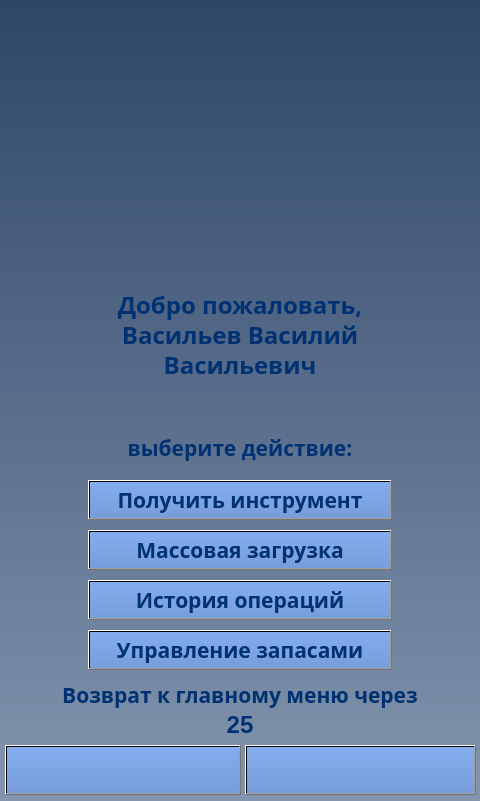
Old version of the form client/GUI/ui/screen_14_stockman.ui in the repository komrade2801/AutoSklad.
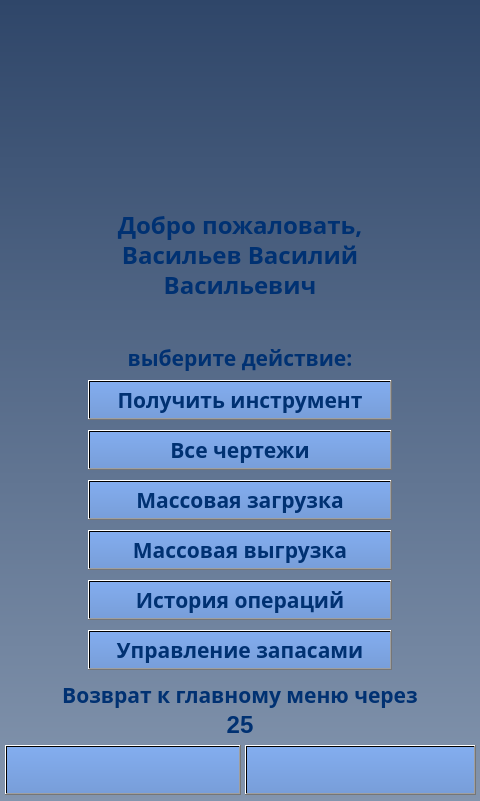
New version of the form. Icons and pictures are not drawn.

What changed in the file:
```diff
--- a/client/GUI/ui/screen_14_stockman.ui
+++ b/client/GUI/ui/screen_14_stockman.ui
@@ -20,7 +20,7 @@
    <property name="geometry">
     <rect>
      <x>95</x>
-     <y>290</y>
+     <y>210</y>
      <width>290</width>
      <height>30</height>
     </rect>
@@ -346,7 +346,7 @@
    <property name="geometry">
     <rect>
      <x>95</x>
-     <y>350</y>
+     <y>270</y>
      <width>290</width>
      <height>30</height>
     </rect>
@@ -998,7 +998,7 @@
    <property name="geometry">
     <rect>
      <x>95</x>
-     <y>320</y>
+     <y>240</y>
      <width>290</width>
      <height>30</height>
     </rect>
@@ -2307,7 +2307,7 @@
    <property name="geometry">
     <rect>
      <x>32</x>
-     <y>430</y>
+     <y>340</y>
      <width>416</width>
      <height>36</height>
     </rect>
@@ -2633,7 +2633,7 @@
    <property name="geometry">
     <rect>
      <x>88</x>
-     <y>530</y>
+     <y>480</y>
      <width>304</width>
      <height>40</height>
     </rect>
@@ -2962,7 +2962,7 @@
    <property name="geometry">
     <rect>
      <x>88</x>
-     <y>480</y>
+     <y>380</y>
      <width>304</width>
      <height>40</height>
     </rect>
@@ -3628,10 +3628,10 @@
   <widget class="QLabel" name="lbl_info_ico">
    <property name="geometry">
     <rect>
-     <x>95</x>
+     <x>125</x>
      <y>10</y>
-     <width>280</width>
-     <height>290</height>
+     <width>220</width>
+     <height>200</height>
     </rect>
    </property>
    <property name="styleSheet">
@@ -3988,6 +3988,664 @@
     </size>
    </property>
   </widget>
+  <widget class="QPushButton" name="btn_select_plan">
+   <property name="geometry">
+    <rect>
+     <x>88</x>
+     <y>430</y>
+     <width>304</width>
+     <height>40</height>
+    </rect>
+   </property>
+   <property name="palette">
+    <palette>
+     <active>
+      <colorrole role="WindowText">
+       <brush brushstyle="SolidPattern">
+        <color alpha="255">
+         <red>0</red>
+         <green>49</green>
+         <blue>114</blue>
+        </color>
+       </brush>
+      </colorrole>
+      <colorrole role="Button">
+       <brush brushstyle="LinearGradientPattern">
+        <gradient startx="0.500000000000000" starty="0.000000000000000" endx="0.500000000000000" endy="1.000000000000000" type="LinearGradient" spread="PadSpread" coordinatemode="ObjectBoundingMode">
+         <gradientstop position="0.000000000000000">
+          <color alpha="255">
+           <red>131</red>
+           <green>173</green>
+           <blue>239</blue>
+          </color>
+         </gradientstop>
+         <gradientstop position="1.000000000000000">
+          <color alpha="255">
+           <red>120</red>
+           <green>158</green>
+           <blue>217</blue>
+          </color>
+         </gradientstop>
+        </gradient>
+       </brush>
+      </colorrole>
+      <colorrole role="Text">
+       <brush brushstyle="SolidPattern">
+        <color alpha="255">
+         <red>0</red>
+         <green>49</green>
+         <blue>114</blue>
+        </color>
+       </brush>
+      </colorrole>
+      <colorrole role="ButtonText">
+       <brush brushstyle="SolidPattern">
+        <color alpha="255">
+         <red>0</red>
+         <green>49</green>
+         <blue>114</blue>
+        </color>
+       </brush>
+      </colorrole>
+      <colorrole role="Base">
+       <brush brushstyle="LinearGradientPattern">
+        <gradient startx="0.500000000000000" starty="0.000000000000000" endx="0.500000000000000" endy="1.000000000000000" type="LinearGradient" spread="PadSpread" coordinatemode="ObjectBoundingMode">
+         <gradientstop position="0.000000000000000">
+          <color alpha="255">
+           <red>131</red>
+           <green>173</green>
+           <blue>239</blue>
+          </color>
+         </gradientstop>
+         <gradientstop position="1.000000000000000">
+          <color alpha="255">
+           <red>120</red>
+           <green>158</green>
+           <blue>217</blue>
+          </color>
+         </gradientstop>
+        </gradient>
+       </brush>
+      </colorrole>
+      <colorrole role="Window">
+       <brush brushstyle="LinearGradientPattern">
+        <gradient startx="0.500000000000000" starty="0.000000000000000" endx="0.500000000000000" endy="1.000000000000000" type="LinearGradient" spread="PadSpread" coordinatemode="ObjectBoundingMode">
+         <gradientstop position="0.000000000000000">
+          <color alpha="255">
+           <red>131</red>
+           <green>173</green>
+           <blue>239</blue>
+          </color>
+         </gradientstop>
+         <gradientstop position="1.000000000000000">
+          <color alpha="255">
+           <red>120</red>
+           <green>158</green>
+           <blue>217</blue>
+          </color>
+         </gradientstop>
+        </gradient>
+       </brush>
+      </colorrole>
+      <colorrole role="PlaceholderText">
+       <brush brushstyle="NoBrush">
+        <color alpha="128">
+         <red>0</red>
+         <green>49</green>
+         <blue>114</blue>
+        </color>
+       </brush>
+      </colorrole>
+     </active>
+     <inactive>
+      <colorrole role="WindowText">
+       <brush brushstyle="SolidPattern">
+        <color alpha="255">
+         <red>0</red>
+         <green>49</green>
+         <blue>114</blue>
+        </color>
+       </brush>
+      </colorrole>
+      <colorrole role="Button">
+       <brush brushstyle="LinearGradientPattern">
+        <gradient startx="0.500000000000000" starty="0.000000000000000" endx="0.500000000000000" endy="1.000000000000000" type="LinearGradient" spread="PadSpread" coordinatemode="ObjectBoundingMode">
+         <gradientstop position="0.000000000000000">
+          <color alpha="255">
+           <red>131</red>
+           <green>173</green>
+           <blue>239</blue>
+          </color>
+         </gradientstop>
+         <gradientstop position="1.000000000000000">
+          <color alpha="255">
+           <red>120</red>
+           <green>158</green>
+           <blue>217</blue>
+          </color>
+         </gradientstop>
+        </gradient>
+       </brush>
+      </colorrole>
+      <colorrole role="Text">
+       <brush brushstyle="SolidPattern">
+        <color alpha="255">
+         <red>0</red>
+         <green>49</green>
+         <blue>114</blue>
+        </color>
+       </brush>
+      </colorrole>
+      <colorrole role="ButtonText">
+       <brush brushstyle="SolidPattern">
+        <color alpha="255">
+         <red>0</red>
+         <green>49</green>
+         <blue>114</blue>
+        </color>
+       </brush>
+      </colorrole>
+      <colorrole role="Base">
+       <brush brushstyle="LinearGradientPattern">
+        <gradient startx="0.500000000000000" starty="0.000000000000000" endx="0.500000000000000" endy="1.000000000000000" type="LinearGradient" spread="PadSpread" coordinatemode="ObjectBoundingMode">
+         <gradientstop position="0.000000000000000">
+          <color alpha="255">
+           <red>131</red>
+           <green>173</green>
+           <blue>239</blue>
+          </color>
+         </gradientstop>
+         <gradientstop position="1.000000000000000">
+          <color alpha="255">
+           <red>120</red>
+           <green>158</green>
+           <blue>217</blue>
+          </color>
+         </gradientstop>
+        </gradient>
+       </brush>
+      </colorrole>
+      <colorrole role="Window">
+       <brush brushstyle="LinearGradientPattern">
+        <gradient startx="0.500000000000000" starty="0.000000000000000" endx="0.500000000000000" endy="1.000000000000000" type="LinearGradient" spread="PadSpread" coordinatemode="ObjectBoundingMode">
+         <gradientstop position="0.000000000000000">
+          <color alpha="255">
+           <red>131</red>
+           <green>173</green>
+           <blue>239</blue>
+          </color>
+         </gradientstop>
+         <gradientstop position="1.000000000000000">
+          <color alpha="255">
+           <red>120</red>
+           <green>158</green>
+           <blue>217</blue>
+          </color>
+         </gradientstop>
+        </gradient>
+       </brush>
+      </colorrole>
+      <colorrole role="PlaceholderText">
+       <brush brushstyle="NoBrush">
+        <color alpha="128">
+         <red>0</red>
+         <green>49</green>
+         <blue>114</blue>
+        </color>
+       </brush>
+      </colorrole>
+     </inactive>
+     <disabled>
+      <colorrole role="WindowText">
+       <brush brushstyle="SolidPattern">
+        <color alpha="255">
+         <red>0</red>
+         <green>49</green>
+         <blue>114</blue>
+        </color>
+       </brush>
+      </colorrole>
+      <colorrole role="Button">
+       <brush brushstyle="LinearGradientPattern">
+        <gradient startx="0.500000000000000" starty="0.000000000000000" endx="0.500000000000000" endy="1.000000000000000" type="LinearGradient" spread="PadSpread" coordinatemode="ObjectBoundingMode">
+         <gradientstop position="0.000000000000000">
+          <color alpha="255">
+           <red>131</red>
+           <green>173</green>
+           <blue>239</blue>
+          </color>
+         </gradientstop>
+         <gradientstop position="1.000000000000000">
+          <color alpha="255">
+           <red>120</red>
+           <green>158</green>
+           <blue>217</blue>
+          </color>
+         </gradientstop>
+        </gradient>
+       </brush>
+      </colorrole>
+      <colorrole role="Text">
+       <brush brushstyle="SolidPattern">
+        <color alpha="255">
+         <red>0</red>
+         <green>49</green>
+         <blue>114</blue>
+        </color>
+       </brush>
+      </colorrole>
+      <colorrole role="ButtonText">
+       <brush brushstyle="SolidPattern">
+        <color alpha="255">
+         <red>0</red>
+         <green>49</green>
+         <blue>114</blue>
+        </color>
+       </brush>
+      </colorrole>
+      <colorrole role="Base">
+       <brush brushstyle="LinearGradientPattern">
+        <gradient startx="0.500000000000000" starty="0.000000000000000" endx="0.500000000000000" endy="1.000000000000000" type="LinearGradient" spread="PadSpread" coordinatemode="ObjectBoundingMode">
+         <gradientstop position="0.000000000000000">
+          <color alpha="255">
+           <red>131</red>
+           <green>173</green>
+           <blue>239</blue>
+          </color>
+         </gradientstop>
+         <gradientstop position="1.000000000000000">
+          <color alpha="255">
+           <red>120</red>
+           <green>158</green>
+           <blue>217</blue>
+          </color>
+         </gradientstop>
+        </gradient>
+       </brush>
+      </colorrole>
+      <colorrole role="Window">
+       <brush brushstyle="LinearGradientPattern">
+        <gradient startx="0.500000000000000" starty="0.000000000000000" endx="0.500000000000000" endy="1.000000000000000" type="LinearGradient" spread="PadSpread" coordinatemode="ObjectBoundingMode">
+         <gradientstop position="0.000000000000000">
+          <color alpha="255">
+           <red>131</red>
+           <green>173</green>
+           <blue>239</blue>
+          </color>
+         </gradientstop>
+         <gradientstop position="1.000000000000000">
+          <color alpha="255">
+           <red>120</red>
+           <green>158</green>
+           <blue>217</blue>
+          </color>
+         </gradientstop>
+        </gradient>
+       </brush>
+      </colorrole>
+      <colorrole role="PlaceholderText">
+       <brush brushstyle="NoBrush">
+        <color alpha="128">
+         <red>0</red>
+         <green>49</green>
+         <blue>114</blue>
+        </color>
+       </brush>
+      </colorrole>
+     </disabled>
+    </palette>
+   </property>
+   <property name="font">
+    <font>
+     <family>Arial Black</family>
+     <pointsize>16</pointsize>
+     <weight>75</weight>
+     <bold>true</bold>
+    </font>
+   </property>
+   <property name="contextMenuPolicy">
+    <enum>Qt::DefaultContextMenu</enum>
+   </property>
+   <property name="layoutDirection">
+    <enum>Qt::LeftToRight</enum>
+   </property>
+   <property name="styleSheet">
+    <string notr="true">background-color: qlineargradient(spread:pad, x1:0.5, y1:0, x2:0.5, y2:1, stop:0 rgba(131, 173, 239, 255), stop:1 rgba(120, 158, 217, 255));
+color: rgb(0, 49, 114);</string>
+   </property>
+   <property name="text">
+    <string>Все чертежи</string>
+   </property>
+  </widget>
+  <widget class="QPushButton" name="btn_mass_drop">
+   <property name="geometry">
+    <rect>
+     <x>88</x>
+     <y>530</y>
+     <width>304</width>
+     <height>40</height>
+    </rect>
+   </property>
+   <property name="palette">
+    <palette>
+     <active>
+      <colorrole role="WindowText">
+       <brush brushstyle="SolidPattern">
+        <color alpha="255">
+         <red>0</red>
+         <green>49</green>
+         <blue>114</blue>
+        </color>
+       </brush>
+      </colorrole>
+      <colorrole role="Button">
+       <brush brushstyle="LinearGradientPattern">
+        <gradient startx="0.500000000000000" starty="0.000000000000000" endx="0.500000000000000" endy="1.000000000000000" type="LinearGradient" spread="PadSpread" coordinatemode="ObjectBoundingMode">
+         <gradientstop position="0.000000000000000">
+          <color alpha="255">
+           <red>131</red>
+           <green>173</green>
+           <blue>239</blue>
+          </color>
+         </gradientstop>
+         <gradientstop position="1.000000000000000">
+          <color alpha="255">
+           <red>120</red>
+           <green>158</green>
+           <blue>217</blue>
+          </color>
+         </gradientstop>
+        </gradient>
+       </brush>
+      </colorrole>
+      <colorrole role="Text">
+       <brush brushstyle="SolidPattern">
+        <color alpha="255">
+         <red>0</red>
+         <green>49</green>
+         <blue>114</blue>
+        </color>
+       </brush>
+      </colorrole>
+      <colorrole role="ButtonText">
+       <brush brushstyle="SolidPattern">
+        <color alpha="255">
+         <red>0</red>
+         <green>49</green>
+         <blue>114</blue>
+        </color>
+       </brush>
+      </colorrole>
+      <colorrole role="Base">
+       <brush brushstyle="LinearGradientPattern">
+        <gradient startx="0.500000000000000" starty="0.000000000000000" endx="0.500000000000000" endy="1.000000000000000" type="LinearGradient" spread="PadSpread" coordinatemode="ObjectBoundingMode">
+         <gradientstop position="0.000000000000000">
+          <color alpha="255">
+           <red>131</red>
+           <green>173</green>
+           <blue>239</blue>
+          </color>
+         </gradientstop>
+         <gradientstop position="1.000000000000000">
+          <color alpha="255">
+           <red>120</red>
+           <green>158</green>
+           <blue>217</blue>
+          </color>
+         </gradientstop>
+        </gradient>
+       </brush>
+      </colorrole>
+      <colorrole role="Window">
+       <brush brushstyle="LinearGradientPattern">
+        <gradient startx="0.500000000000000" starty="0.000000000000000" endx="0.500000000000000" endy="1.000000000000000" type="LinearGradient" spread="PadSpread" coordinatemode="ObjectBoundingMode">
+         <gradientstop position="0.000000000000000">
+          <color alpha="255">
+           <red>131</red>
+           <green>173</green>
+           <blue>239</blue>
+          </color>
+         </gradientstop>
+         <gradientstop position="1.000000000000000">
+          <color alpha="255">
+           <red>120</red>
+           <green>158</green>
+           <blue>217</blue>
+          </color>
+         </gradientstop>
+        </gradient>
+       </brush>
+      </colorrole>
+      <colorrole role="PlaceholderText">
+       <brush brushstyle="NoBrush">
+        <color alpha="128">
+         <red>0</red>
+         <green>49</green>
+         <blue>114</blue>
+        </color>
+       </brush>
+      </colorrole>
+     </active>
+     <inactive>
+      <colorrole role="WindowText">
+       <brush brushstyle="SolidPattern">
+        <color alpha="255">
+         <red>0</red>
+         <green>49</green>
+         <blue>114</blue>
+        </color>
+       </brush>
+      </colorrole>
+      <colorrole role="Button">
+       <brush brushstyle="LinearGradientPattern">
+        <gradient startx="0.500000000000000" starty="0.000000000000000" endx="0.500000000000000" endy="1.000000000000000" type="LinearGradient" spread="PadSpread" coordinatemode="ObjectBoundingMode">
+         <gradientstop position="0.000000000000000">
+          <color alpha="255">
+           <red>131</red>
+           <green>173</green>
+           <blue>239</blue>
+          </color>
+         </gradientstop>
+         <gradientstop position="1.000000000000000">
+          <color alpha="255">
+           <red>120</red>
+           <green>158</green>
+           <blue>217</blue>
+          </color>
+         </gradientstop>
+        </gradient>
+       </brush>
+      </colorrole>
+      <colorrole role="Text">
+       <brush brushstyle="SolidPattern">
+        <color alpha="255">
+         <red>0</red>
+         <green>49</green>
+         <blue>114</blue>
+        </color>
+       </brush>
+      </colorrole>
+      <colorrole role="ButtonText">
+       <brush brushstyle="SolidPattern">
+        <color alpha="255">
+         <red>0</red>
+         <green>49</green>
+         <blue>114</blue>
+        </color>
+       </brush>
+      </colorrole>
+      <colorrole role="Base">
+       <brush brushstyle="LinearGradientPattern">
+        <gradient startx="0.500000000000000" starty="0.000000000000000" endx="0.500000000000000" endy="1.000000000000000" type="LinearGradient" spread="PadSpread" coordinatemode="ObjectBoundingMode">
+         <gradientstop position="0.000000000000000">
+          <color alpha="255">
+           <red>131</red>
+           <green>173</green>
+           <blue>239</blue>
+          </color>
+         </gradientstop>
+         <gradientstop position="1.000000000000000">
+          <color alpha="255">
+           <red>120</red>
+           <green>158</green>
+           <blue>217</blue>
+          </color>
+         </gradientstop>
+        </gradient>
+       </brush>
+      </colorrole>
+      <colorrole role="Window">
+       <brush brushstyle="LinearGradientPattern">
+        <gradient startx="0.500000000000000" starty="0.000000000000000" endx="0.500000000000000" endy="1.000000000000000" type="LinearGradient" spread="PadSpread" coordinatemode="ObjectBoundingMode">
+         <gradientstop position="0.000000000000000">
+          <color alpha="255">
+           <red>131</red>
+           <green>173</green>
+           <blue>239</blue>
+          </color>
+         </gradientstop>
+         <gradientstop position="1.000000000000000">
+          <color alpha="255">
+           <red>120</red>
+           <green>158</green>
+           <blue>217</blue>
+          </color>
+         </gradientstop>
+        </gradient>
+       </brush>
+      </colorrole>
+      <colorrole role="PlaceholderText">
+       <brush brushstyle="NoBrush">
+        <color alpha="128">
+         <red>0</red>
+         <green>49</green>
+         <blue>114</blue>
+        </color>
+       </brush>
+      </colorrole>
+     </inactive>
+     <disabled>
+      <colorrole role="WindowText">
+       <brush brushstyle="SolidPattern">
+        <color alpha="255">
+         <red>0</red>
+         <green>49</green>
+         <blue>114</blue>
+        </color>
+       </brush>
+      </colorrole>
+      <colorrole role="Button">
+       <brush brushstyle="LinearGradientPattern">
+        <gradient startx="0.500000000000000" starty="0.000000000000000" endx="0.500000000000000" endy="1.000000000000000" type="LinearGradient" spread="PadSpread" coordinatemode="ObjectBoundingMode">
+         <gradientstop position="0.000000000000000">
+          <color alpha="255">
+           <red>131</red>
+           <green>173</green>
+           <blue>239</blue>
+          </color>
+         </gradientstop>
+         <gradientstop position="1.000000000000000">
+          <color alpha="255">
+           <red>120</red>
+           <green>158</green>
+           <blue>217</blue>
+          </color>
+         </gradientstop>
+        </gradient>
+       </brush>
+      </colorrole>
+      <colorrole role="Text">
+       <brush brushstyle="SolidPattern">
+        <color alpha="255">
+         <red>0</red>
+         <green>49</green>
+         <blue>114</blue>
+        </color>
+       </brush>
+      </colorrole>
+      <colorrole role="ButtonText">
+       <brush brushstyle="SolidPattern">
+        <color alpha="255">
+         <red>0</red>
+         <green>49</green>
+         <blue>114</blue>
+        </color>
+       </brush>
+      </colorrole>
+      <colorrole role="Base">
+       <brush brushstyle="LinearGradientPattern">
+        <gradient startx="0.500000000000000" starty="0.000000000000000" endx="0.500000000000000" endy="1.000000000000000" type="LinearGradient" spread="PadSpread" coordinatemode="ObjectBoundingMode">
+         <gradientstop position="0.000000000000000">
+          <color alpha="255">
+           <red>131</red>
+           <green>173</green>
+           <blue>239</blue>
+          </color>
+         </gradientstop>
+         <gradientstop position="1.000000000000000">
+          <color alpha="255">
+           <red>120</red>
+           <green>158</green>
+           <blue>217</blue>
+          </color>
+         </gradientstop>
+        </gradient>
+       </brush>
+      </colorrole>
+      <colorrole role="Window">
+       <brush brushstyle="LinearGradientPattern">
+        <gradient startx="0.500000000000000" starty="0.000000000000000" endx="0.500000000000000" endy="1.000000000000000" type="LinearGradient" spread="PadSpread" coordinatemode="ObjectBoundingMode">
+         <gradientstop position="0.000000000000000">
+          <color alpha="255">
+           <red>131</red>
+           <green>173</green>
+           <blue>239</blue>
+          </color>
+         </gradientstop>
+         <gradientstop position="1.000000000000000">
+          <color alpha="255">
+           <red>120</red>
+           <green>158</green>
+           <blue>217</blue>
+          </color>
+         </gradientstop>
+        </gradient>
+       </brush>
+      </colorrole>
+      <colorrole role="PlaceholderText">
+       <brush brushstyle="NoBrush">
+        <color alpha="128">
+         <red>0</red>
+         <green>49</green>
+         <blue>114</blue>
+        </color>
+       </brush>
+      </colorrole>
+     </disabled>
+    </palette>
+   </property>
+   <property name="font">
+    <font>
+     <family>Arial Black</family>
+     <pointsize>16</pointsize>
+     <weight>75</weight>
+     <bold>true</bold>
+    </font>
+   </property>
+   <property name="contextMenuPolicy">
+    <enum>Qt::DefaultContextMenu</enum>
+   </property>
+   <property name="layoutDirection">
+    <enum>Qt::LeftToRight</enum>
+   </property>
+   <property name="styleSheet">
+    <string notr="true">background-color: qlineargradient(spread:pad, x1:0.5, y1:0, x2:0.5, y2:1, stop:0 rgba(131, 173, 239, 255), stop:1 rgba(120, 158, 217, 255));
+color: rgb(0, 49, 114);</string>
+   </property>
+   <property name="text">
+    <string>Массовая выгрузка</string>
+   </property>
+  </widget>
  </widget>
  <resources>
   <include location="../img/resources.qrc"/>
```
